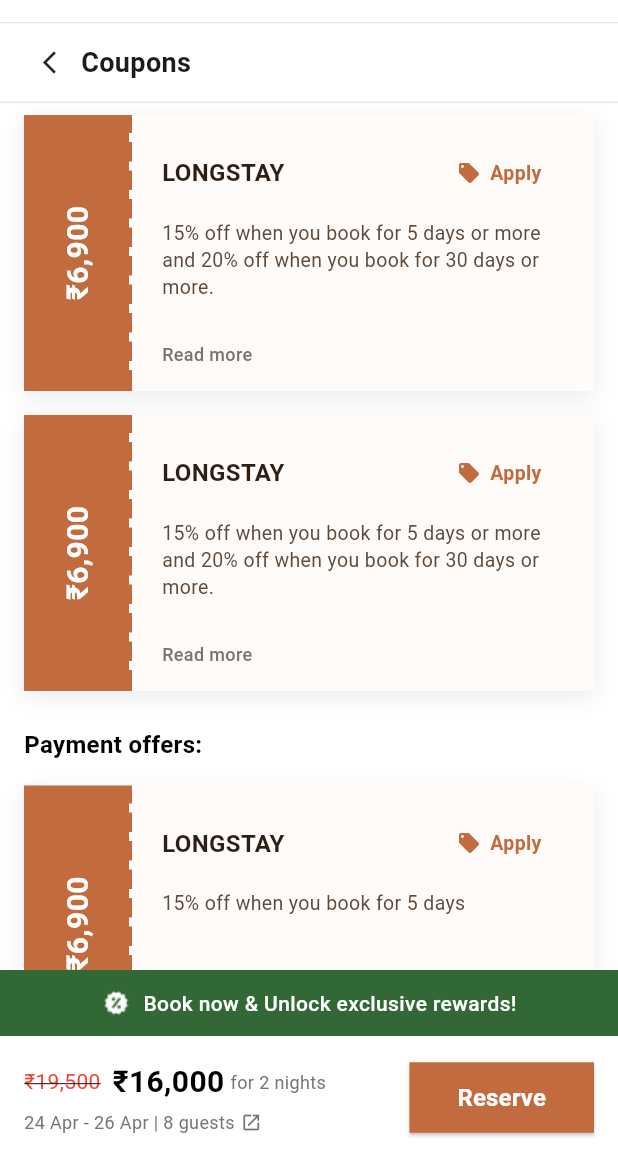
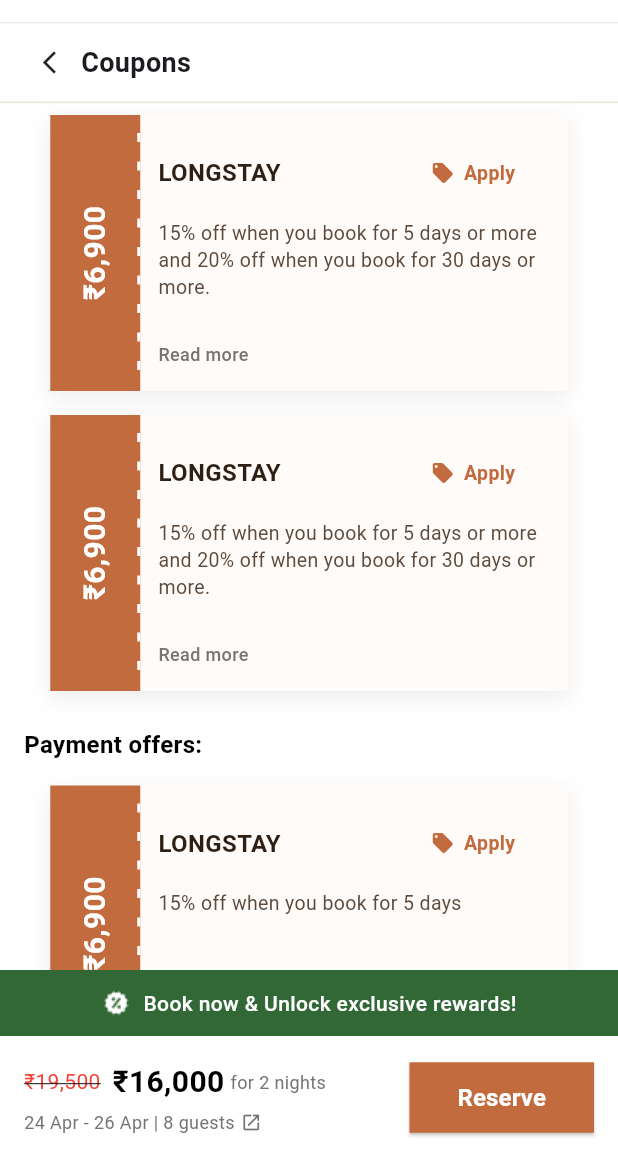
Before and after one commit to rajni2002491/spacez_app, a Flutter app: the screen it shows after launch, on a phone screen of 412 x 824 dp, the part 62-1236 px from its top. Run offline on Flutter 3.47's test engine with Material 3 defaults, Android fonts, the phone set to English and light mode, and no system bars; drawn by our look-alikes of dotted_line.

Commit message:
Refactor CouponCard layout by centering the widget, adjusting dimensions, and enhancing text overflow handling for improved design and readability.

```diff
--- a/lib/widgets/coupon_card.dart
+++ b/lib/widgets/coupon_card.dart
@@ -19,11 +19,11 @@ class CouponCard extends StatelessWidget {
 
   @override
   Widget build(BuildContext context) {
-    return Padding(
-      padding: const EdgeInsets.symmetric(horizontal: 16, vertical: 8),
-      child: SizedBox(
-        width: double.infinity,
+    return Center(
+      child: Container(
+        width: 345,
         height: 184,
+        margin: const EdgeInsets.symmetric(vertical: 8),
         child: DecoratedBox(
           decoration: const BoxDecoration(
             color: Color(0xFFFFFBF8),
@@ -40,7 +40,7 @@ class CouponCard extends StatelessWidget {
             crossAxisAlignment: CrossAxisAlignment.stretch,
             children: [
               _CouponStub(discount: discount),
-              const SizedBox(width: 16),
+              const SizedBox(width: 8),
               Expanded(
                 child: Padding(
                   padding: const EdgeInsets.fromLTRB(4, 20, 20, 16),
@@ -69,6 +69,8 @@ class CouponCard extends StatelessWidget {
                           height: 1.4,
                           color: Color(0xFF5C4B3D),
                         ),
+                        maxLines: 3,
+                        overflow: TextOverflow.ellipsis,
                       ),
                       const Spacer(),
                       Text(
@@ -99,7 +101,7 @@ class _CouponStub extends StatelessWidget {
   @override
   Widget build(BuildContext context) {
     return SizedBox(
-      width: 72,
+      width: 60,
       child: Stack(
         children: [
           Positioned.fill(child: Container(color: CouponCard._brandColor)),
```
